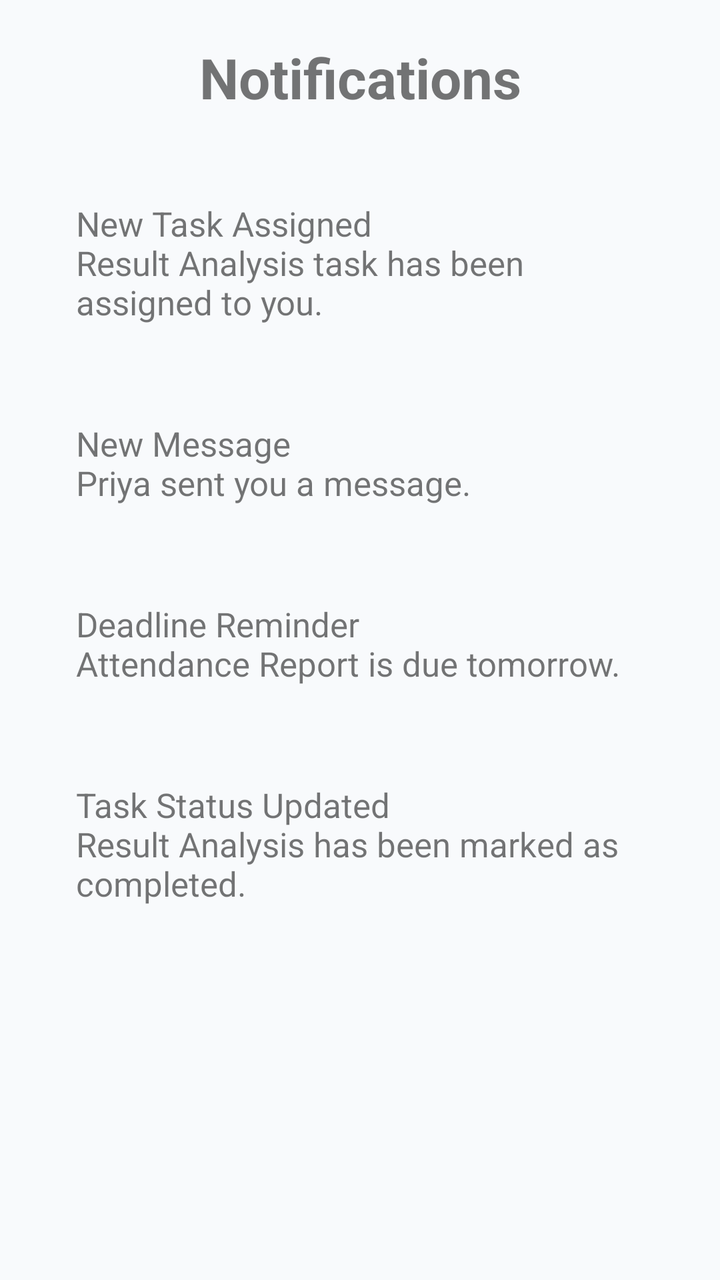
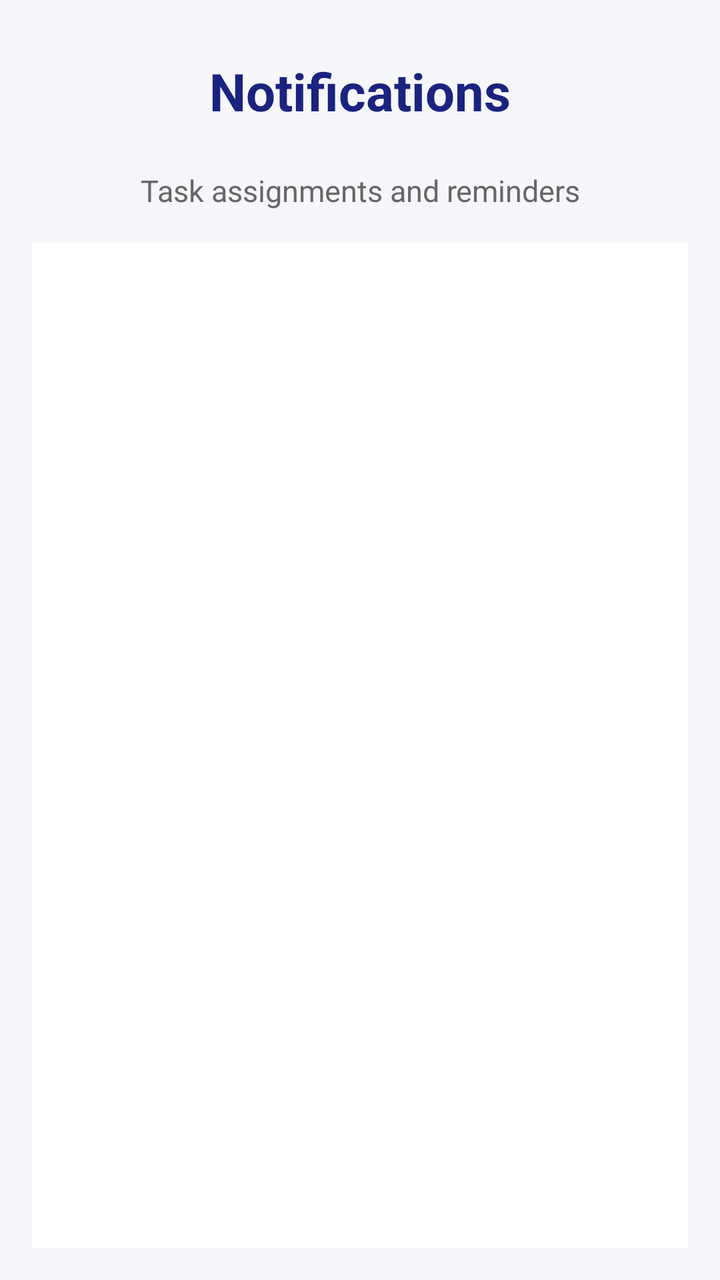

The first picture is an Android layout as it rendered before a commit; the second is the same layout after the commit. The layout source and the unified diff follow.
<!-- AndroidManifest.xml: application theme Theme.DeptFlow -->
<!-- res/layout/activity_notifications.xml -->
<?xml version="1.0" encoding="utf-8"?>
<ScrollView xmlns:android="http://schemas.android.com/apk/res/android"
    android:layout_width="match_parent"
    android:layout_height="match_parent">

    <LinearLayout
        android:layout_width="match_parent"
        android:layout_height="wrap_content"
        android:orientation="vertical"
        android:padding="20dp">

        <TextView
            android:layout_width="match_parent"
            android:layout_height="wrap_content"
            android:text="Notifications"
            android:textSize="28sp"
            android:textStyle="bold"
            android:gravity="center"
            android:layout_marginBottom="25dp" />

        <TextView
            android:id="@+id/tvNotification1"
            android:layout_width="match_parent"
            android:layout_height="wrap_content"
            android:text="New Task Assigned\nResult Analysis task has been assigned to you."
            android:textSize="17sp"
            android:padding="18dp"
            android:layout_marginBottom="12dp" />

        <TextView
            android:id="@+id/tvNotification2"
            android:layout_width="match_parent"
            android:layout_height="wrap_content"
            android:text="New Message\nPriya sent you a message."
            android:textSize="17sp"
            android:padding="18dp"
            android:layout_marginBottom="12dp" />

        <TextView
            android:id="@+id/tvNotification3"
            android:layout_width="match_parent"
            android:layout_height="wrap_content"
            android:text="Deadline Reminder\nAttendance Report is due tomorrow."
            android:textSize="17sp"
            android:padding="18dp"
            android:layout_marginBottom="12dp" />

        <TextView
            android:id="@+id/tvNotification4"
            android:layout_width="match_parent"
            android:layout_height="wrap_content"
            android:text="Task Status Updated\nResult Analysis has been marked as completed."
            android:textSize="17sp"
            android:padding="18dp" />

    </LinearLayout>

</ScrollView>
<!-- resources referenced by this layout -->
<resources>
  <style name="Theme.DeptFlow" parent="Theme.MaterialComponents.DayNight.NoActionBar">
          
          <item name="colorPrimary">@color/primary</item>
          <item name="colorPrimaryVariant">@color/primary_dark</item>
          <item name="colorOnPrimary">@color/text_on_primary</item>
          
          <item name="colorSecondary">@color/accent</item>
          <item name="colorSecondaryVariant">@color/accent_light</item>
          <item name="colorOnSecondary">@color/text_on_primary</item>
          
          <item name="android:statusBarColor">@color/primary_dark</item>
          <item name="android:windowLightStatusBar" tools:targetApi="m">false</item>
          <item name="android:windowBackground">@color/background</item>
      </style>
  <color name="primary">#1E3A8A</color>
  <color name="primary_dark">#172554</color>
  <color name="text_on_primary">#FFFFFF</color>
  <color name="accent">#0D9488</color>
  <color name="accent_light">#14B8A6</color>
  <color name="background">#F8FAFC</color>
</resources>

<!-- the commit's change to res/layout/activity_notifications.xml (unified diff, before → after) -->
@@ -1,58 +1,49 @@
 <?xml version="1.0" encoding="utf-8"?>
-<ScrollView xmlns:android="http://schemas.android.com/apk/res/android"
+<LinearLayout xmlns:android="http://schemas.android.com/apk/res/android"
     android:layout_width="match_parent"
-    android:layout_height="match_parent">
+    android:layout_height="match_parent"
+    android:orientation="vertical"
+    android:padding="16dp"
+    android:background="#F5F7FB">
 
-    <LinearLayout
+    <TextView
         android:layout_width="match_parent"
         android:layout_height="wrap_content"
-        android:orientation="vertical"
-        android:padding="20dp">
+        android:text="Notifications"
+        android:textSize="26sp"
+        android:textStyle="bold"
+        android:textColor="#1A237E"
+        android:gravity="center"
+        android:padding="12dp"
+        android:layout_marginBottom="10dp" />
 
-        <TextView
-            android:layout_width="match_parent"
-            android:layout_height="wrap_content"
-            android:text="Notifications"
-            android:textSize="28sp"
-            android:textStyle="bold"
-            android:gravity="center"
-            android:layout_marginBottom="25dp" />
+    <TextView
+        android:layout_width="match_parent"
+        android:layout_height="wrap_content"
+        android:text="Task assignments and reminders"
+        android:textSize="15sp"
+        android:textColor="#666666"
+        android:gravity="center"
+        android:layout_marginBottom="16dp" />
 
-        <TextView
-            android:id="@+id/tvNotification1"
-            android:layout_width="match_parent"
-            android:layout_height="wrap_content"
-            android:text="New Task Assigned\nResult Analysis task has been assigned to you."
-            android:textSize="17sp"
-            android:padding="18dp"
-            android:layout_marginBottom="12dp" />
+    <TextView
+        android:id="@+id/tvNoNotifications"
+        android:layout_width="match_parent"
+        android:layout_height="wrap_content"
+        android:text="No notifications"
+        android:textSize="17sp"
+        android:textColor="#777777"
+        android:gravity="center"
+        android:padding="30dp"
+        android:visibility="gone" />
 
-        <TextView
-            android:id="@+id/tvNotification2"
-            android:layout_width="match_parent"
-            android:layout_height="wrap_content"
-            android:text="New Message\nPriya sent you a message."
-            android:textSize="17sp"
-            android:padding="18dp"
-            android:layout_marginBottom="12dp" />
+    <ListView
+        android:id="@+id/listNotifications"
+        android:layout_width="match_parent"
+        android:layout_height="0dp"
+        android:layout_weight="1"
+        android:background="#FFFFFF"
+        android:divider="#DDDDDD"
+        android:dividerHeight="1dp" />
 
-        <TextView
-            android:id="@+id/tvNotification3"
-            android:layout_width="match_parent"
-            android:layout_height="wrap_content"
-            android:text="Deadline Reminder\nAttendance Report is due tomorrow."
-            android:textSize="17sp"
-            android:padding="18dp"
-            android:layout_marginBottom="12dp" />
-
-        <TextView
-            android:id="@+id/tvNotification4"
-            android:layout_width="match_parent"
-            android:layout_height="wrap_content"
-            android:text="Task Status Updated\nResult Analysis has been marked as completed."
-            android:textSize="17sp"
-            android:padding="18dp" />
-
-    </LinearLayout>
-
-</ScrollView>
+</LinearLayout>
